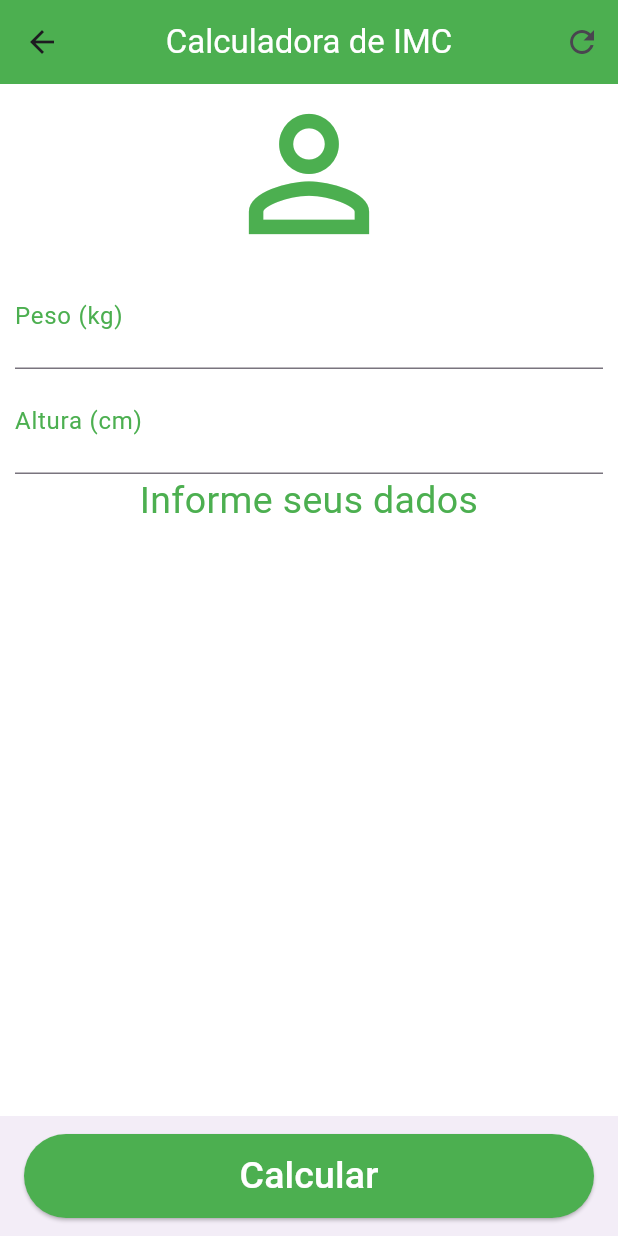
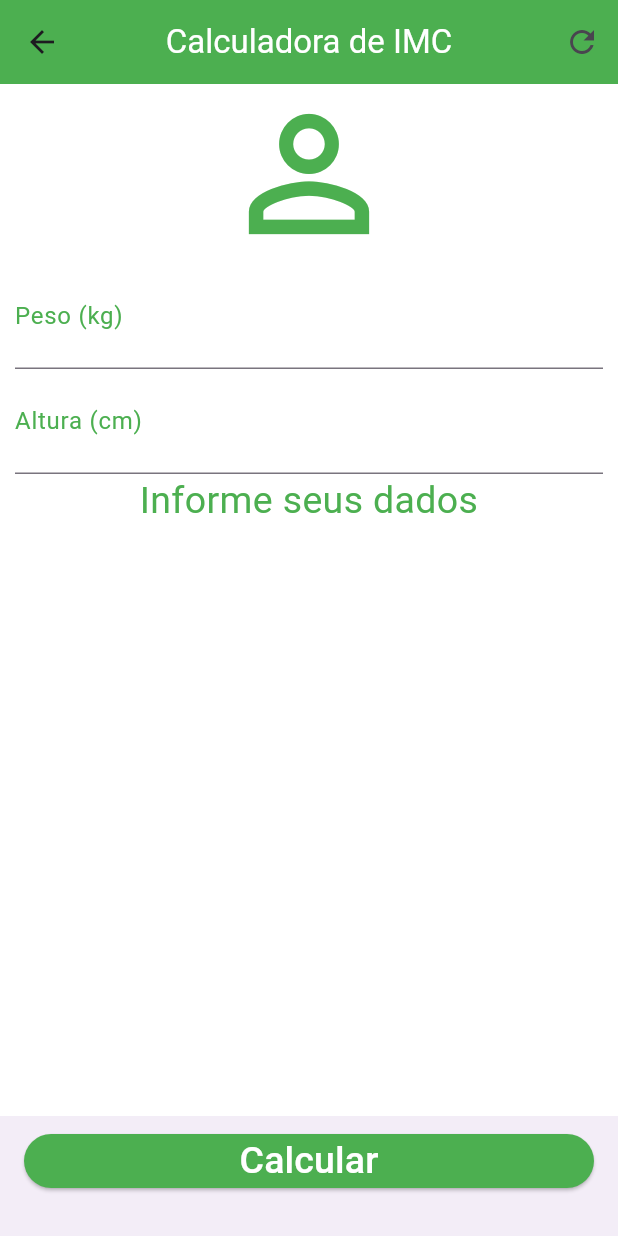
Before and after one commit to pedrwsxd/flutter-senac, a Flutter app: the screen it shows after launch, in the side drawer, after a tap on "Calculadora IMC", on a phone screen of 412 x 824 dp. Run offline on Flutter 3.47's test engine with Material 3 defaults, Android fonts, the phone set to English and light mode, and no system bars; drawn by our look-alikes of animated_text_kit; Roboto replaces fonts that are missing (Horizon).

Commit message:
Atualização app imc

```diff
--- a/app_imc/lib/main.dart
+++ b/app_imc/lib/main.dart
@@ -132,9 +132,9 @@ class _HomeState extends State<Home> {
                 ),
                 child: AnimatedTextKit(
                   animatedTexts: [
-                    RotateAnimatedText('FLAMENGO'),
-                    RotateAnimatedText('O'),
-                    RotateAnimatedText('MELHOR DO MUNDO'),
+                    RotateAnimatedText(''),
+                    RotateAnimatedText(''),
+                    RotateAnimatedText(''),
                   ],
                   onTap: () {
                     print("Tap Event");
@@ -147,10 +147,12 @@ class _HomeState extends State<Home> {
       ),
       bottomNavigationBar: BottomAppBar(
         child: // botão
-            SizedBox(
-          height: 10.0,
+            Padding(
+              padding: const EdgeInsets.only(bottom: 20.0),
+              child: SizedBox(
+                        height: 60.0,
                         child: ElevatedButton(
-            // chamar agora uma função anonima
+
               onPressed: () {
                 if (formKey.currentState!.validate()) {
                   calculate();
@@ -166,6 +168,7 @@ class _HomeState extends State<Home> {
                         ),
                       ),
             ),
+      ),
     );
   }
 }
--- a/app_imc/lib/page/menu.dart
+++ b/app_imc/lib/page/menu.dart
@@ -1,6 +1,7 @@
 
 import 'package:app_imc/main.dart';
 import 'package:app_imc/page/sobre.dart';
+import 'package:app_imc/page/teste.dart';
 import 'package:flutter/material.dart';
 
 class Opcoes extends StatelessWidget {
@@ -10,7 +11,7 @@ class Opcoes extends StatelessWidget {
   Widget build(BuildContext context) {
     return Scaffold(
       appBar: AppBar(
-        title: const Text('App Aula Flutter', style: TextStyle(color: Colors.white),),
+        title: const Text('App Flutter', style: TextStyle(color: Colors.white),),
         backgroundColor: Colors.green,
         centerTitle: true,
       ),
@@ -55,6 +56,20 @@ class Opcoes extends StatelessWidget {
               },
             ),
             ListTile(
+              leading: const Icon(Icons.app_settings_alt_rounded, color: Colors.green,),
+              title: const Text('Teste', style: TextStyle(color: Colors.green),),
+              onTap: () {
+                Navigator.push(
+                  context,
+                  MaterialPageRoute(
+                    builder: (context) => const Testee(),
+                  ),
+                );
+                // Update the state of the app.
+                // ...
+              },
+            ),
+            ListTile(
               leading: const Icon(Icons.close, color: Colors.green,),
               title: const Text('Fechar', style: TextStyle(color: Colors.green),),
               onTap: () {
```
Also changed, not shown: app_imc/lib/page/teste.dart (added, +16 -0 lines), app_imc/pubspec.yaml (+9 -37 lines), app_imc/assets/images/ibm.jpg (renamed from app_imc/assets/images/8549530.jpg). Lines whose indentation alone changed are shown as unchanged.
